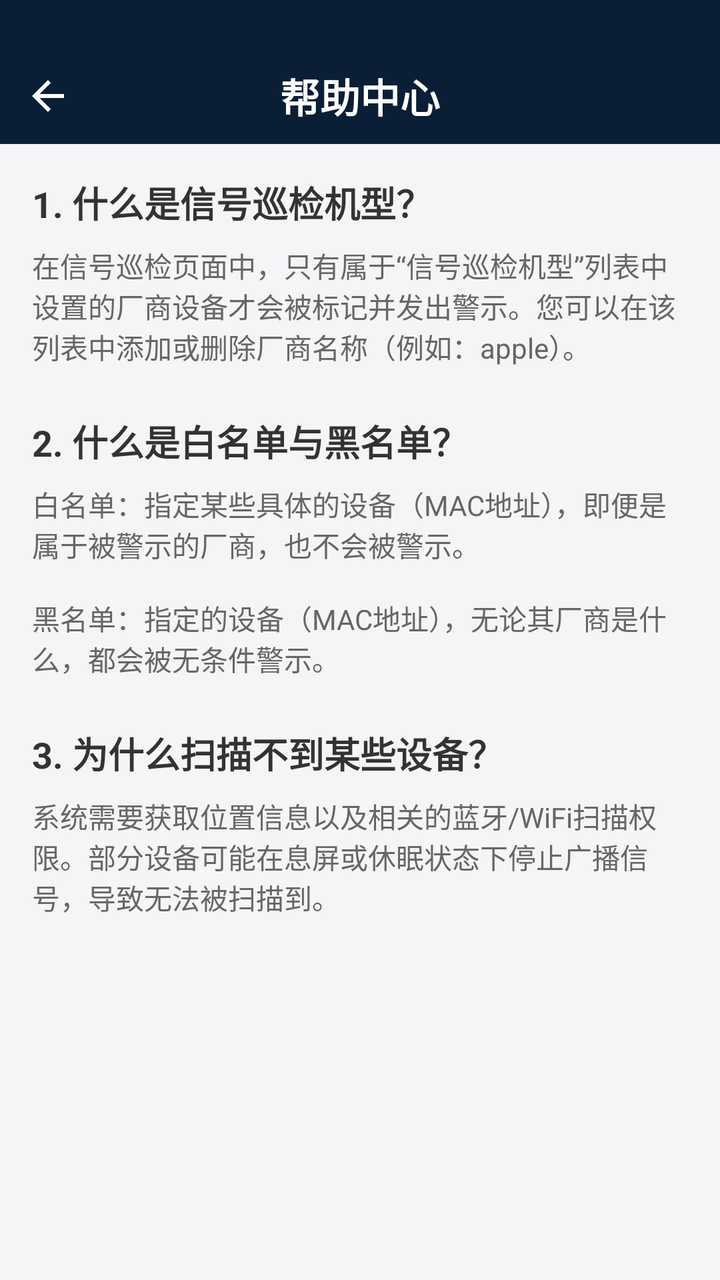
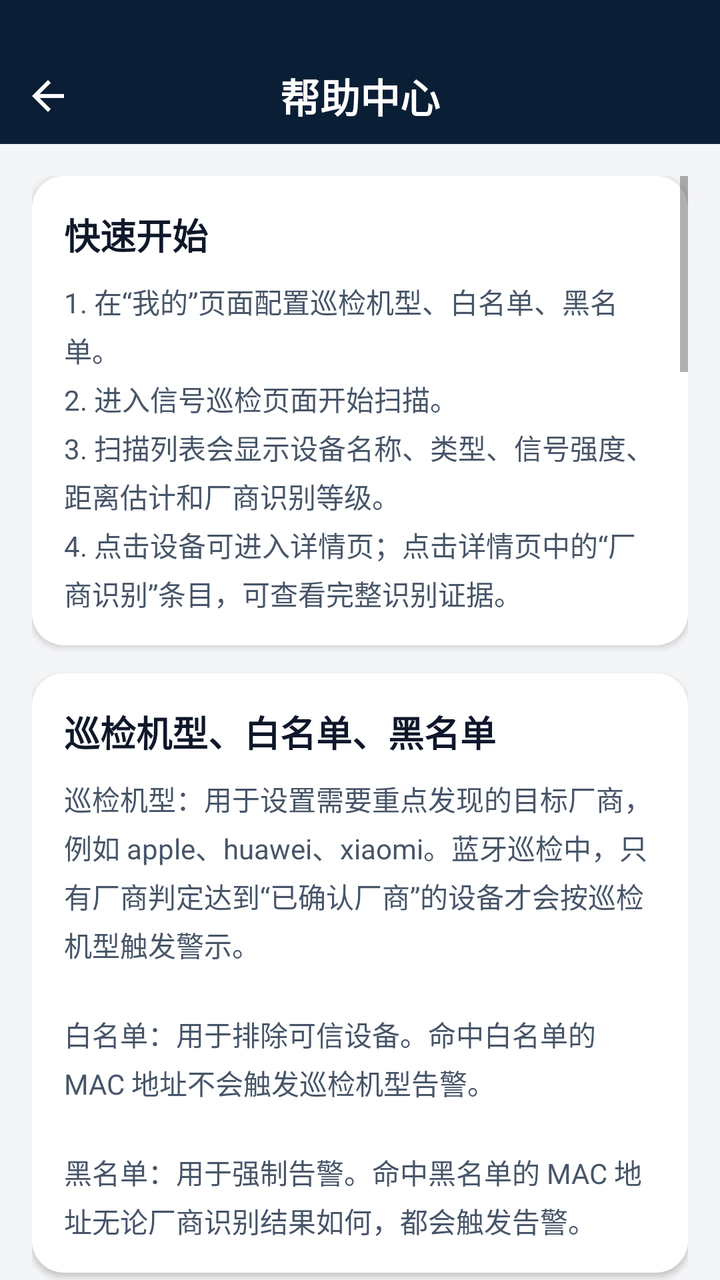

Screens rendered from an Android XML layout before and after an edit, with the pre-edit source and the edit as a unified diff.
<!-- AndroidManifest.xml: application theme Theme.Signal_dectect -->
<!-- res/layout/activity_help_center.xml -->
<?xml version="1.0" encoding="utf-8"?>
<LinearLayout xmlns:android="http://schemas.android.com/apk/res/android"
    xmlns:app="http://schemas.android.com/apk/res-auto"
    android:layout_width="match_parent"
    android:layout_height="match_parent"
    android:orientation="vertical"
    android:background="#F4F5F7">

    <FrameLayout
        android:layout_width="match_parent"
        android:layout_height="72dp"
        android:background="#0A1E36"
        android:paddingTop="24dp">
        
        <ImageView
            android:id="@+id/iv_back"
            android:layout_width="48dp"
            android:layout_height="48dp"
            android:padding="12dp"
            android:src="@drawable/ic_back"
            android:layout_gravity="start|center_vertical"
            app:tint="#FFFFFF" />

        <TextView
            android:layout_width="wrap_content"
            android:layout_height="wrap_content"
            android:layout_gravity="center"
            android:text="帮助中心"
            android:textColor="#FFFFFF"
            android:textSize="20sp"
            android:fontFamily="sans-serif-black" />
    </FrameLayout>

    <ScrollView
        android:layout_width="match_parent"
        android:layout_height="match_parent"
        android:padding="16dp">

        <LinearLayout
            android:layout_width="match_parent"
            android:layout_height="wrap_content"
            android:orientation="vertical">

            <TextView
                android:layout_width="match_parent"
                android:layout_height="wrap_content"
                android:text="1. 什么是信号巡检机型？"
                android:textStyle="bold"
                android:textSize="18sp"
                android:textColor="#333333" />

            <TextView
                android:layout_width="match_parent"
                android:layout_height="wrap_content"
                android:layout_marginTop="8dp"
                android:text="在信号巡检页面中，只有属于“信号巡检机型”列表中设置的厂商设备才会被标记并发出警示。您可以在该列表中添加或删除厂商名称（例如：apple）。"
                android:textSize="14sp"
                android:textColor="#666666" />

            <TextView
                android:layout_width="match_parent"
                android:layout_height="wrap_content"
                android:layout_marginTop="24dp"
                android:text="2. 什么是白名单与黑名单？"
                android:textStyle="bold"
                android:textSize="18sp"
                android:textColor="#333333" />

            <TextView
                android:layout_width="match_parent"
                android:layout_height="wrap_content"
                android:layout_marginTop="8dp"
                android:text="白名单：指定某些具体的设备（MAC地址），即便是属于被警示的厂商，也不会被警示。\n\n黑名单：指定的设备（MAC地址），无论其厂商是什么，都会被无条件警示。"
                android:textSize="14sp"
                android:textColor="#666666" />
                
            <TextView
                android:layout_width="match_parent"
                android:layout_height="wrap_content"
                android:layout_marginTop="24dp"
                android:text="3. 为什么扫描不到某些设备？"
                android:textStyle="bold"
                android:textSize="18sp"
                android:textColor="#333333" />

            <TextView
                android:layout_width="match_parent"
                android:layout_height="wrap_content"
                android:layout_marginTop="8dp"
                android:text="系统需要获取位置信息以及相关的蓝牙/WiFi扫描权限。部分设备可能在息屏或休眠状态下停止广播信号，导致无法被扫描到。"
                android:textSize="14sp"
                android:textColor="#666666" />

        </LinearLayout>
    </ScrollView>
</LinearLayout>
<!-- resources referenced by this layout -->
<resources>
  <!-- drawable ic_back (drawable) -->
  <vector xmlns:android="http://schemas.android.com/apk/res/android"
      android:width="24dp"
      android:height="24dp"
      android:viewportWidth="24"
      android:viewportHeight="24">
    <path
        android:fillColor="#000000"
        android:pathData="M20,11H7.83l5.59,-5.59L12,4l-8,8l8,8l1.41,-1.41L7.83,13H20v-2z"/>
  </vector>
  <style name="Theme.Signal_dectect" parent="Theme.MaterialComponents.DayNight.NoActionBar">
          
          <item name="colorPrimary">@color/primary</item>
          <item name="colorPrimaryVariant">@color/primary_variant</item>
          <item name="colorOnPrimary">@color/on_primary</item>
          
          
          <item name="colorSecondary">@color/secondary</item>
          <item name="colorSecondaryVariant">@color/secondary_variant</item>
          <item name="colorOnSecondary">@color/on_secondary</item>
          
          
          <item name="android:windowBackground">@color/background</item>
          <item name="colorSurface">@color/surface</item>
          
          
          <item name="android:statusBarColor">@color/background</item>
          <item name="android:windowLightStatusBar">true</item>
          
          
      </style>
  <color name="primary">#2563EB</color>
  <color name="primary_variant">#1D4ED8</color>
  <color name="on_primary">#FFFFFF</color>
  <color name="secondary">#0EA5E9</color>
  <color name="secondary_variant">#0284C7</color>
  <color name="on_secondary">#FFFFFF</color>
  <color name="background">#F8FAFC</color>
  <color name="surface">#FFFFFF</color>
</resources>

<!-- the commit's change to res/layout/activity_help_center.xml (unified diff, before → after) -->
@@ -3,94 +3,234 @@
     xmlns:app="http://schemas.android.com/apk/res-auto"
     android:layout_width="match_parent"
     android:layout_height="match_parent"
-    android:orientation="vertical"
-    android:background="#F4F5F7">
+    android:background="#F4F5F7"
+    android:orientation="vertical">
 
     <FrameLayout
         android:layout_width="match_parent"
         android:layout_height="72dp"
         android:background="#0A1E36"
         android:paddingTop="24dp">
-        
+
         <ImageView
             android:id="@+id/iv_back"
             android:layout_width="48dp"
             android:layout_height="48dp"
+            android:layout_gravity="start|center_vertical"
             android:padding="12dp"
             android:src="@drawable/ic_back"
-            android:layout_gravity="start|center_vertical"
             app:tint="#FFFFFF" />
 
         <TextView
             android:layout_width="wrap_content"
             android:layout_height="wrap_content"
             android:layout_gravity="center"
+            android:fontFamily="sans-serif-black"
             android:text="帮助中心"
             android:textColor="#FFFFFF"
-            android:textSize="20sp"
-            android:fontFamily="sans-serif-black" />
+            android:textSize="20sp" />
     </FrameLayout>
 
     <ScrollView
         android:layout_width="match_parent"
-        android:layout_height="match_parent"
+        android:layout_height="0dp"
+        android:layout_weight="1"
+        android:clipToPadding="false"
         android:padding="16dp">
 
         <LinearLayout
             android:layout_width="match_parent"
             android:layout_height="wrap_content"
-            android:orientation="vertical">
-
-            <TextView
-                android:layout_width="match_parent"
-                android:layout_height="wrap_content"
-                android:text="1. 什么是信号巡检机型？"
-                android:textStyle="bold"
-                android:textSize="18sp"
-                android:textColor="#333333" />
-
-            <TextView
-                android:layout_width="match_parent"
-                android:layout_height="wrap_content"
-                android:layout_marginTop="8dp"
-                android:text="在信号巡检页面中，只有属于“信号巡检机型”列表中设置的厂商设备才会被标记并发出警示。您可以在该列表中添加或删除厂商名称（例如：apple）。"
-                android:textSize="14sp"
-                android:textColor="#666666" />
-
-            <TextView
-                android:layout_width="match_parent"
-                android:layout_height="wrap_content"
-                android:layout_marginTop="24dp"
-                android:text="2. 什么是白名单与黑名单？"
-                android:textStyle="bold"
-                android:textSize="18sp"
-                android:textColor="#333333" />
-
-            <TextView
-                android:layout_width="match_parent"
-                android:layout_height="wrap_content"
-                android:layout_marginTop="8dp"
-                android:text="白名单：指定某些具体的设备（MAC地址），即便是属于被警示的厂商，也不会被警示。\n\n黑名单：指定的设备（MAC地址），无论其厂商是什么，都会被无条件警示。"
-                android:textSize="14sp"
-                android:textColor="#666666" />
-                
-            <TextView
-                android:layout_width="match_parent"
-                android:layout_height="wrap_content"
-                android:layout_marginTop="24dp"
-                android:text="3. 为什么扫描不到某些设备？"
-                android:textStyle="bold"
-                android:textSize="18sp"
-                android:textColor="#333333" />
-
-            <TextView
-                android:layout_width="match_parent"
-                android:layout_height="wrap_content"
-                android:layout_marginTop="8dp"
-                android:text="系统需要获取位置信息以及相关的蓝牙/WiFi扫描权限。部分设备可能在息屏或休眠状态下停止广播信号，导致无法被扫描到。"
-                android:textSize="14sp"
-                android:textColor="#666666" />
-
+            android:orientation="vertical"
+            android:paddingBottom="24dp">
+
+            <LinearLayout
+                android:layout_width="match_parent"
+                android:layout_height="wrap_content"
+                android:background="@drawable/bg_card_rounded"
+                android:elevation="2dp"
+                android:orientation="vertical"
+                android:padding="16dp">
+
+                <TextView
+                    android:layout_width="match_parent"
+                    android:layout_height="wrap_content"
+                    android:fontFamily="sans-serif-black"
+                    android:text="快速开始"
+                    android:textColor="#0F172A"
+                    android:textSize="18sp" />
+
+                <TextView
+                    android:layout_width="match_parent"
+                    android:layout_height="wrap_content"
+                    android:layout_marginTop="10dp"
+                    android:lineSpacingExtra="4dp"
+                    android:text="1. 在“我的”页面配置巡检机型、白名单、黑名单。\n2. 进入信号巡检页面开始扫描。\n3. 扫描列表会显示设备名称、类型、信号强度、距离估计和厂商识别等级。\n4. 点击设备可进入详情页；点击详情页中的“厂商识别”条目，可查看完整识别证据。"
+                    android:textColor="#475569"
+                    android:textSize="14sp" />
+            </LinearLayout>
+
+            <LinearLayout
+                android:layout_width="match_parent"
+                android:layout_height="wrap_content"
+                android:layout_marginTop="14dp"
+                android:background="@drawable/bg_card_rounded"
+                android:elevation="2dp"
+                android:orientation="vertical"
+                android:padding="16dp">
+
+                <TextView
+                    android:layout_width="match_parent"
+                    android:layout_height="wrap_content"
+                    android:fontFamily="sans-serif-black"
+                    android:text="巡检机型、白名单、黑名单"
+                    android:textColor="#0F172A"
+                    android:textSize="18sp" />
+
+                <TextView
+                    android:layout_width="match_parent"
+                    android:layout_height="wrap_content"
+                    android:layout_marginTop="10dp"
+                    android:lineSpacingExtra="4dp"
+                    android:text="巡检机型：用于设置需要重点发现的目标厂商，例如 apple、huawei、xiaomi。蓝牙巡检中，只有厂商判定达到“已确认厂商”的设备才会按巡检机型触发警示。\n\n白名单：用于排除可信设备。命中白名单的 MAC 地址不会触发巡检机型告警。\n\n黑名单：用于强制告警。命中黑名单的 MAC 地址无论厂商识别结果如何，都会触发告警。"
+                    android:textColor="#475569"
+                    android:textSize="14sp" />
+            </LinearLayout>
+
+            <LinearLayout
+                android:layout_width="match_parent"
+                android:layout_height="wrap_content"
+                android:layout_marginTop="14dp"
+                android:background="@drawable/bg_card_rounded"
+                android:elevation="2dp"
+                android:orientation="vertical"
+                android:padding="16dp">
+
+                <TextView
+                    android:layout_width="match_parent"
+                    android:layout_height="wrap_content"
+                    android:fontFamily="sans-serif-black"
+                    android:text="厂商识别等级"
+                    android:textColor="#0F172A"
+                    android:textSize="18sp" />
+
+                <TextView
+                    android:layout_width="match_parent"
+                    android:layout_height="wrap_content"
+                    android:layout_marginTop="10dp"
+                    android:lineSpacingExtra="4dp"
+                    android:text="已确认厂商：存在较强证据，通常来自 GATT 设备信息服务或 PnP ID。此等级可用于目标厂商告警。\n\n高可信疑似：存在较强线索，但证据之间不完整或存在冲突。此等级会在列表中展示，但不会按巡检机型直接告警。\n\n候选线索：来自 BLE 广播厂商 ID、MAC OUI 或名称规则等弱证据，只能说明“可能相关”，不能直接认定整机厂商。\n\n未知厂商：没有足够证据，或扫描到的是随机地址、无名称、无可读 GATT 信息的设备。"
+                    android:textColor="#475569"
+                    android:textSize="14sp" />
+            </LinearLayout>
+
+            <LinearLayout
+                android:layout_width="match_parent"
+                android:layout_height="wrap_content"
+                android:layout_marginTop="14dp"
+                android:background="@drawable/bg_card_rounded"
+                android:elevation="2dp"
+                android:orientation="vertical"
+                android:padding="16dp">
+
+                <TextView
+                    android:layout_width="match_parent"
+                    android:layout_height="wrap_content"
+                    android:fontFamily="sans-serif-black"
+                    android:text="置信度如何得来"
+                    android:textColor="#0F172A"
+                    android:textSize="18sp" />
+
+                <TextView
+                    android:layout_width="match_parent"
+                    android:layout_height="wrap_content"
+                    android:layout_marginTop="10dp"
+                    android:lineSpacingExtra="4dp"
+                    android:text="100%：GATT Manufacturer Name 与 GATT PnP ID 厂商一致。两个独立字段互相印证，是当前最可靠的正常扫描证据。\n\n98%：GATT PnP ID 可解析出明确厂商。PnP ID 中的 VID 来源可能是 Bluetooth SIG 或 USB-IF，比普通广播厂商 ID 更接近设备身份。\n\n96%：GATT 设备信息服务返回明确 Manufacturer Name。该字段来自设备自报，可信度高，但理论上仍可被伪造。\n\n95%：WiFi BSSID OUI 与 SSID 品牌线索指向同一厂商。系统会在 WiFi 场景下标记为已确认厂商。\n\n85%：GATT 返回了厂商信息但存在冲突，或经典蓝牙 MAC OUI 与设备名称品牌一致。系统会标记为高可信疑似，但不直接作为已确认厂商。\n\n80%：WiFi BSSID OUI 命中厂商库。路由器/AP 的 BSSID 通常更稳定，因此该线索可作为高可信疑似。\n\n75%：经典蓝牙设备名称包含明确品牌特征，或非随机 BSSID 的 WiFi SSID 命中手机品牌线索。名称可被修改，因此单独命中不作为最终确认。\n\n70%：经典蓝牙 MAC OUI 命中厂商库，BLE 设备名称包含明确品牌特征，或随机 BSSID 的 WiFi SSID 命中手机品牌线索。\n\n60%：BLE 广播 Company ID 命中厂商库。该 ID 只能说明广播数据格式或协议归属，不等于整机厂商。\n\n45%：BLE MAC OUI 命中厂商库。BLE 设备常使用随机地址或可解析私有地址，因此该线索可信度较低。\n\n0%：没有可靠厂商证据，或 WiFi BSSID 疑似随机地址且没有 SSID 品牌线索。"
+                    android:textColor="#475569"
+                    android:textSize="14sp" />
+            </LinearLayout>
+
+            <LinearLayout
+                android:layout_width="match_parent"
+                android:layout_height="wrap_content"
+                android:layout_marginTop="14dp"
+                android:background="@drawable/bg_card_rounded"
+                android:elevation="2dp"
+                android:orientation="vertical"
+                android:padding="16dp">
+
+                <TextView
+                    android:layout_width="match_parent"
+                    android:layout_height="wrap_content"
+                    android:fontFamily="sans-serif-black"
+                    android:text="为什么 Apple Inc 不一定是苹果设备"
+                    android:textColor="#0F172A"
+                    android:textSize="18sp" />
+
+                <TextView
+                    android:layout_width="match_parent"
+                    android:layout_height="wrap_content"
+                    android:layout_marginTop="10dp"
+                    android:lineSpacingExtra="4dp"
+                    android:text="BLE 广播里的 Apple Inc 通常来自 Bluetooth Company ID。它只能说明这段广播数据使用了 Apple 分配的 Company ID，不能单独证明整机是苹果设备。\n\n例如 iBeacon 格式会使用 Apple Company ID，但实际发射设备可能是第三方信标、传感器或开发板。因此系统会避免把这类广播直接判定为苹果设备，必须结合 GATT、PnP ID、设备名称等更强证据。"
+                    android:textColor="#475569"
+                    android:textSize="14sp" />
+            </LinearLayout>
+
+            <LinearLayout
+                android:layout_width="match_parent"
+                android:layout_height="wrap_content"
+                android:layout_marginTop="14dp"
+                android:background="@drawable/bg_card_rounded"
+                android:elevation="2dp"
+                android:orientation="vertical"
+                android:padding="16dp">
+
+                <TextView
+                    android:layout_width="match_parent"
+                    android:layout_height="wrap_content"
+                    android:fontFamily="sans-serif-black"
+                    android:text="如何提升识别准确度"
+                    android:textColor="#0F172A"
+                    android:textSize="18sp" />
+
+                <TextView
+                    android:layout_width="match_parent"
+                    android:layout_height="wrap_content"
+                    android:layout_marginTop="10dp"
+                    android:lineSpacingExtra="4dp"
+                    android:text="保持扫描一段时间：部分设备需要多次广播或 GATT 读取后才能确认厂商。\n\n靠近目标区域：距离过远时信号弱，GATT 连接更容易失败，厂商确认可能停留在候选线索。\n\n开启必要权限：蓝牙扫描、蓝牙连接、位置信息权限都会影响扫描结果。\n\n关注判定等级：执行巡检判断时，应优先相信“已确认厂商”；“候选线索”只作为排查参考。\n\n查看证据详情：在设备详情页点击“厂商识别”，可以查看该设备当前置信度的具体来源。"
+                    android:textColor="#475569"
+                    android:textSize="14sp" />
+            </LinearLayout>
+
+            <LinearLayout
+                android:layout_width="match_parent"
+                android:layout_height="wrap_content"
+                android:layout_marginTop="14dp"
+                android:background="@drawable/bg_card_rounded"
+                android:elevation="2dp"
+                android:orientation="vertical"
+                android:padding="16dp">
+
+                <TextView
+                    android:layout_width="match_parent"
+                    android:layout_height="wrap_content"
+                    android:fontFamily="sans-serif-black"
+                    android:text="扫描不到或结果变化的原因"
+                    android:textColor="#0F172A"
+                    android:textSize="18sp" />
+
+                <TextView
+                    android:layout_width="match_parent"
+                    android:layout_height="wrap_content"
+                    android:layout_marginTop="10dp"
+                    android:lineSpacingExtra="4dp"
+                    android:text="设备可能处于休眠、息屏、省电或低广播频率状态。\n\nBLE 地址可能会周期性变化，同一物理设备可能表现为不同地址。\n\nAndroid 系统会限制后台扫描频率，长时间扫描时结果可能受系统策略影响。\n\n距离估计基于 RSSI，只能作为近似参考；墙体、遮挡、人体和设备发射功率都会影响结果。"
+                    android:textColor="#475569"
+                    android:textSize="14sp" />
+            </LinearLayout>
         </LinearLayout>
     </ScrollView>
 </LinearLayout>
<!-- resource entries referenced after the edit -->
@@ -1,5 +1,11 @@
 <!-- resources referenced by this layout -->
 <resources>
+  <!-- drawable bg_card_rounded (drawable) -->
+  <?xml version="1.0" encoding="utf-8"?>
+  <shape xmlns:android="http://schemas.android.com/apk/res/android">
+      <solid android:color="#FFFFFF" />
+      <corners android:radius="16dp" />
+  </shape>
   <!-- drawable ic_back (drawable) -->
   <vector xmlns:android="http://schemas.android.com/apk/res/android"
       android:width="24dp"
